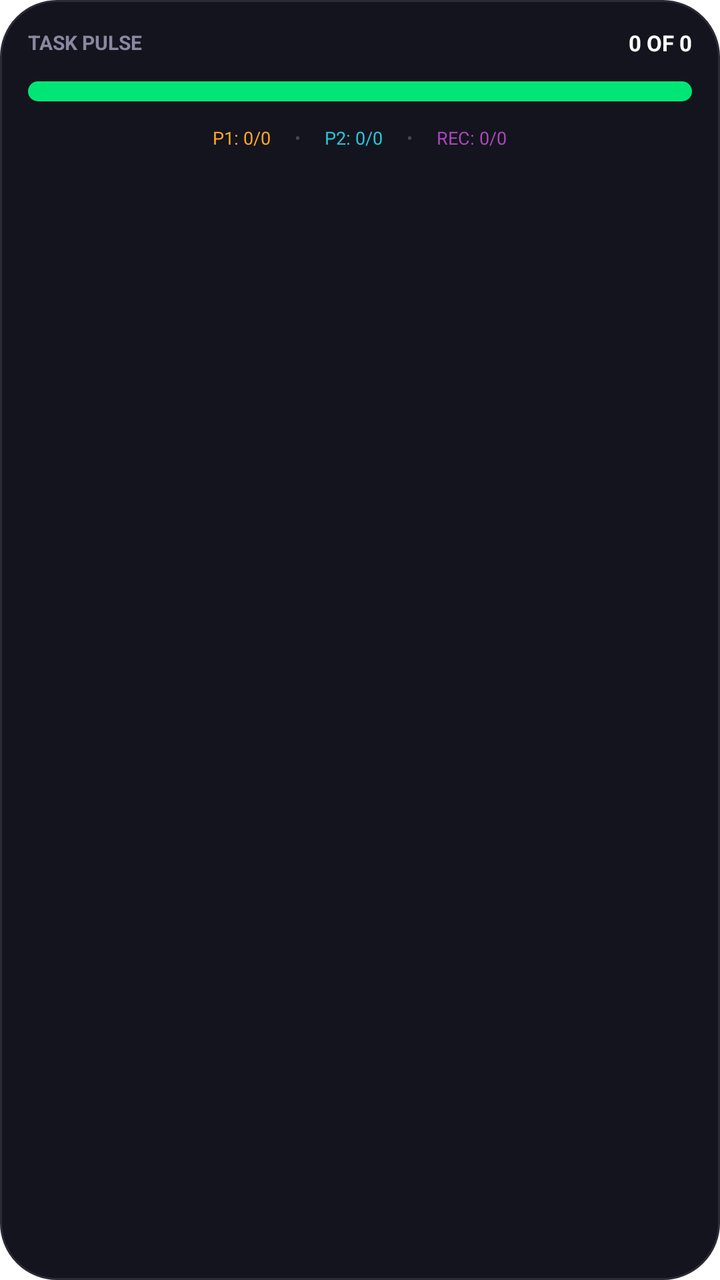
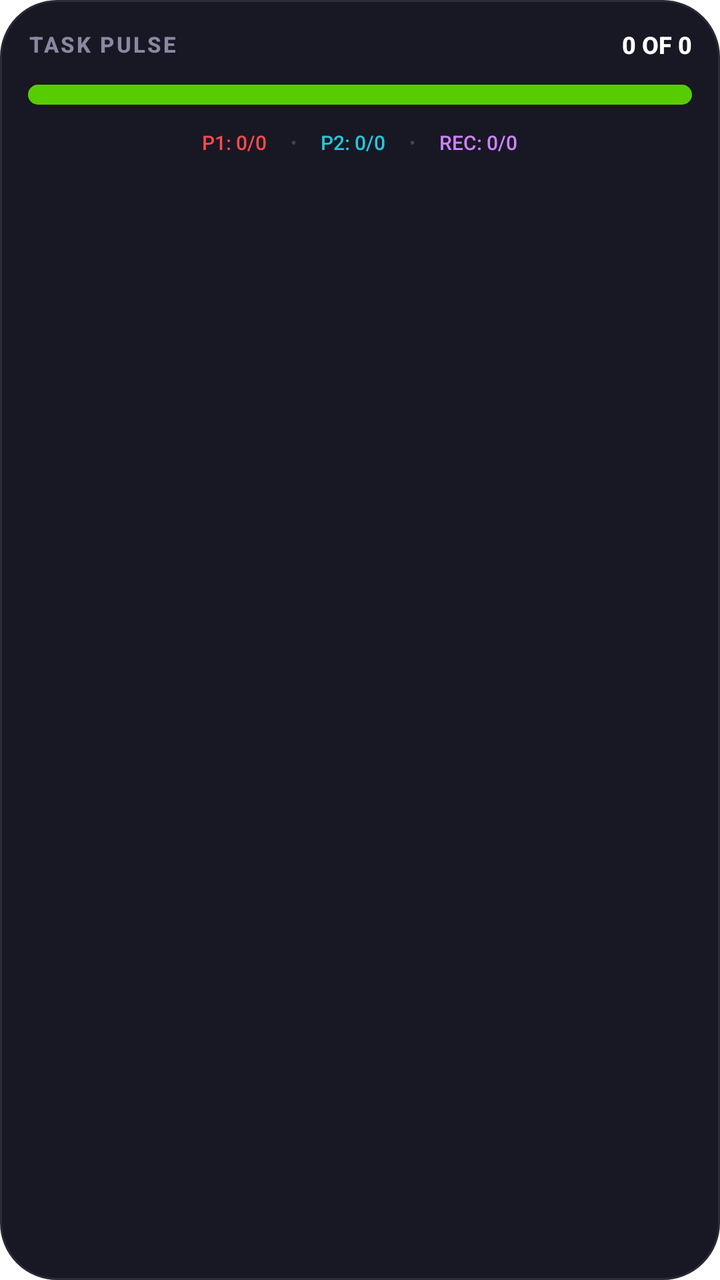

Two renders of the same Android screen: before a commit and after it. Below are the layout's source before the change and the commit's diff.
<!-- AndroidManifest.xml: fallback theme Theme.MaterialComponents.DayNight.NoActionBar -->
<!-- res/layout/widget_task_pulse.xml -->
<?xml version="1.0" encoding="utf-8"?>
<LinearLayout xmlns:android="http://schemas.android.com/apk/res/android"
    android:id="@+id/widget_root"
    android:layout_width="match_parent"
    android:layout_height="match_parent"
    android:background="@drawable/widget_card_bg"
    android:orientation="vertical"
    android:padding="@dimen/widget_padding">

    
    <LinearLayout
        android:layout_width="match_parent"
        android:layout_height="wrap_content"
        android:gravity="center_vertical"
        android:orientation="horizontal">

        <TextView
            android:layout_width="wrap_content"
            android:layout_height="wrap_content"
            android:text="TASK PULSE"
            android:textColor="#8888A0"
            android:textSize="10sp"
            android:textStyle="bold" />

        <FrameLayout
            android:layout_width="0dp"
            android:layout_height="1dp"
            android:layout_weight="1" />

        <TextView
            android:id="@+id/tv_task_summary"
            android:layout_width="wrap_content"
            android:layout_height="wrap_content"
            android:text="0 OF 0"
            android:textColor="#FFFFFF"
            android:textSize="11sp"
            android:textStyle="bold" />
    </LinearLayout>

    
    <ProgressBar
        android:id="@+id/pb_task_progress"
        style="?android:attr/progressBarStyleHorizontal"
        android:layout_width="match_parent"
        android:layout_height="10dp"
        android:layout_marginTop="12dp"
        android:layout_marginBottom="12dp"
        android:progressDrawable="@drawable/widget_fill_green"
        android:background="@drawable/widget_progress_track"
        android:max="100"
        android:progress="0" />

    
    <LinearLayout
        android:layout_width="match_parent"
        android:layout_height="wrap_content"
        android:gravity="center"
        android:orientation="horizontal">

        <TextView
            android:id="@+id/tv_peak1_count"
            android:layout_width="wrap_content"
            android:layout_height="wrap_content"
            android:text="P1: 0/0"
            android:textColor="#FFA726"
            android:textSize="9sp" />

        <TextView
            android:layout_width="wrap_content"
            android:layout_height="wrap_content"
            android:layout_marginStart="12dp"
            android:layout_marginEnd="12dp"
            android:text="•"
            android:textColor="#444455"
            android:textSize="9sp" />

        <TextView
            android:id="@+id/tv_peak2_count"
            android:layout_width="wrap_content"
            android:layout_height="wrap_content"
            android:text="P2: 0/0"
            android:textColor="#26C6DA"
            android:textSize="9sp" />

        <TextView
            android:layout_width="wrap_content"
            android:layout_height="wrap_content"
            android:layout_marginStart="12dp"
            android:layout_marginEnd="12dp"
            android:text="•"
            android:textColor="#444455"
            android:textSize="9sp" />

        <TextView
            android:id="@+id/tv_recovery_count"
            android:layout_width="wrap_content"
            android:layout_height="wrap_content"
            android:text="REC: 0/0"
            android:textColor="#AB47BC"
            android:textSize="9sp" />
    </LinearLayout>

</LinearLayout>
<!-- resources referenced by this layout -->
<resources>
  <dimen name="widget_padding">14dp</dimen>
  <!-- drawable widget_card_bg (drawable) -->
  <?xml version="1.0" encoding="utf-8"?>
  <shape xmlns:android="http://schemas.android.com/apk/res/android"
      android:shape="rectangle">
      <solid android:color="#14141E" />
      <corners android:radius="@dimen/widget_corner_radius" />
      <stroke
          android:width="1dp"
          android:color="#2A2A38" />
  </shape>
  <!-- drawable widget_fill_green (drawable) -->
  <?xml version="1.0" encoding="utf-8"?>
  <shape xmlns:android="http://schemas.android.com/apk/res/android"
      android:shape="rectangle">
      <solid android:color="#00E676" />
      <corners android:radius="6dp" />
  </shape>
  <!-- drawable widget_progress_track (drawable) -->
  <?xml version="1.0" encoding="utf-8"?>
  <shape xmlns:android="http://schemas.android.com/apk/res/android"
      android:shape="rectangle">
      <solid android:color="#222230" />
      <corners android:radius="6dp" />
  </shape>
  <dimen name="widget_corner_radius">16dp</dimen>
</resources>

<!-- the commit's change to res/layout/widget_task_pulse.xml (unified diff, before → after) -->
@@ -17,9 +17,11 @@
         <TextView
             android:layout_width="wrap_content"
             android:layout_height="wrap_content"
+            android:fontFamily="sans-serif-medium"
             android:text="TASK PULSE"
-            android:textColor="#8888A0"
-            android:textSize="10sp"
+            android:textColor="@color/widget_text_muted"
+            android:textSize="11sp"
+            android:letterSpacing="0.1"
             android:textStyle="bold" />
 
         <FrameLayout
@@ -31,9 +33,10 @@
             android:id="@+id/tv_task_summary"
             android:layout_width="wrap_content"
             android:layout_height="wrap_content"
+            android:fontFamily="sans-serif-medium"
             android:text="0 OF 0"
-            android:textColor="#FFFFFF"
-            android:textSize="11sp"
+            android:textColor="@color/widget_text_primary"
+            android:textSize="12sp"
             android:textStyle="bold" />
     </LinearLayout>
 
@@ -61,9 +64,10 @@
             android:id="@+id/tv_peak1_count"
             android:layout_width="wrap_content"
             android:layout_height="wrap_content"
+            android:fontFamily="sans-serif-medium"
             android:text="P1: 0/0"
-            android:textColor="#FFA726"
-            android:textSize="9sp" />
+            android:textColor="@color/vibrant_orange"
+            android:textSize="10sp" />
 
         <TextView
             android:layout_width="wrap_content"
@@ -78,9 +82,10 @@
             android:id="@+id/tv_peak2_count"
             android:layout_width="wrap_content"
             android:layout_height="wrap_content"
+            android:fontFamily="sans-serif-medium"
             android:text="P2: 0/0"
-            android:textColor="#26C6DA"
-            android:textSize="9sp" />
+            android:textColor="@color/vibrant_cyan"
+            android:textSize="10sp" />
 
         <TextView
             android:layout_width="wrap_content"
@@ -95,9 +100,10 @@
             android:id="@+id/tv_recovery_count"
             android:layout_width="wrap_content"
             android:layout_height="wrap_content"
+            android:fontFamily="sans-serif-medium"
             android:text="REC: 0/0"
-            android:textColor="#AB47BC"
-            android:textSize="9sp" />
+            android:textColor="@color/vibrant_purple"
+            android:textSize="10sp" />
     </LinearLayout>
 
 </LinearLayout>
<!-- resource entries referenced after the edit -->
@@ -1,11 +1,16 @@
 <!-- resources referenced by this layout -->
 <resources>
+  <color name="vibrant_cyan">#26C6DA</color>
+  <color name="vibrant_orange">#FF4B4B</color>
+  <color name="vibrant_purple">#CE82FF</color>
+  <color name="widget_text_muted">#8888A0</color>
+  <color name="widget_text_primary">#FFFFFF</color>
   <dimen name="widget_padding">14dp</dimen>
   <!-- drawable widget_card_bg (drawable) -->
   <?xml version="1.0" encoding="utf-8"?>
   <shape xmlns:android="http://schemas.android.com/apk/res/android"
       android:shape="rectangle">
-      <solid android:color="#14141E" />
+      <solid android:color="@color/widget_bg_dark" />
       <corners android:radius="@dimen/widget_corner_radius" />
       <stroke
           android:width="1dp"
@@ -15,16 +20,19 @@
   <?xml version="1.0" encoding="utf-8"?>
   <shape xmlns:android="http://schemas.android.com/apk/res/android"
       android:shape="rectangle">
-      <solid android:color="#00E676" />
-      <corners android:radius="6dp" />
+      <solid android:color="@color/vibrant_green" />
+      <corners android:radius="100dp" />
   </shape>
   <!-- drawable widget_progress_track (drawable) -->
   <?xml version="1.0" encoding="utf-8"?>
   <shape xmlns:android="http://schemas.android.com/apk/res/android"
       android:shape="rectangle">
-      <solid android:color="#222230" />
-      <corners android:radius="6dp" />
+      <solid android:color="@color/track_bg_dark" />
+      <corners android:radius="100dp" />
   </shape>
+  <color name="widget_bg_dark">#181824</color>
   <dimen name="widget_corner_radius">16dp</dimen>
+  <color name="vibrant_green">#58CC02</color>
+  <color name="track_bg_dark">#2A2A38</color>
 </resources>
 
